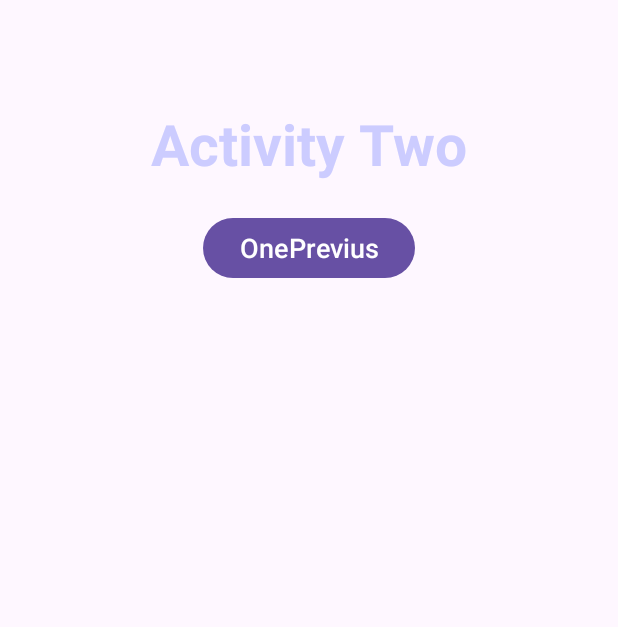
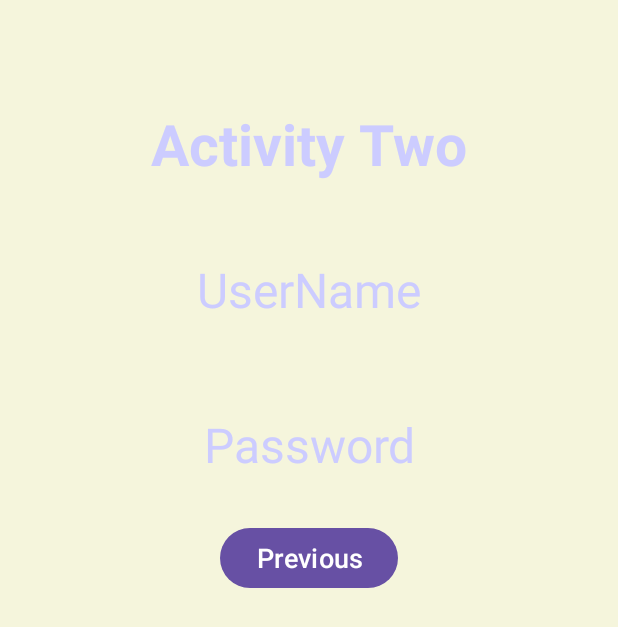
Before and after one commit to Pheakdey-Doeurn/learncodeandroidstudio, an Android app: the OneIntentMultiActivity screen opened directly, with no data from a screen before it, on a phone screen of 412 x 824 dp. Shown: the top 627 px of the screen. Run offline under Robolectric (Android 15) with nearby library versions, the phone set to English and light mode, and no system bars; 3 statements that could not run were skipped.

Commit message:
Update New

```diff
--- a/app/src/main/java/com/example/practicenewapp/OneIntentMultiActivity.java
+++ b/app/src/main/java/com/example/practicenewapp/OneIntentMultiActivity.java
@@ -6,14 +6,40 @@ import android.content.Intent;
 import android.os.Bundle;
 import android.view.View;
 import android.widget.Button;
+import android.widget.TextView;
+import android.widget.Toast;
 
 public class OneIntentMultiActivity extends AppCompatActivity {
 
     Button btnPre;
+    TextView txtUsername,txtPass;
     @Override
     protected void onCreate(Bundle savedInstanceState) {
         super.onCreate(savedInstanceState);
         setContentView(R.layout.activity_one_intent_multi);
+
+        //get value from Intent Class
+        Intent getValue = getIntent();
+        String strName,strPass;
+
+        strName=getValue.getStringExtra("KeyUname");
+        strPass=getValue.getStringExtra("KeyUpass");
+
+        txtUsername.setText(strName);
+        txtPass.setText(strPass);
+
+        //Find Value in TextView
+        txtUsername = findViewById(R.id.txtUsername);
+        txtPass = findViewById(R.id.txtPass);
+
+        if(strName.equals("User001")&& strPass.equals("User@001")){
+            txtUsername.setText(strName);
+            txtPass.setText(strPass);
+        }else{
+            Toast.makeText(this, "User not Found", Toast.LENGTH_SHORT).show();
+            Intent i = new Intent(OneIntentMultiActivity.this,IntentMultiActivity.class);
+            startActivity(i);
+        }
         btnPre =  findViewById(R.id.btnPre);
         btnPre.setOnClickListener(new View.OnClickListener() {
             @Override
--- a/app/src/main/res/layout/activity_one_intent_multi.xml
+++ b/app/src/main/res/layout/activity_one_intent_multi.xml
@@ -5,6 +5,7 @@
     android:layout_width="match_parent"
     android:layout_height="match_parent"
     android:orientation="vertical"
+    android:background="@color/Beige"
     tools:context=".OneIntentMultiActivity">
 
     <TextView
@@ -19,14 +20,35 @@
         android:layout_marginTop="50dp"
         android:padding="20dp"
         />
+    <TextView
+        android:id="@+id/txtUsername"
+        android:layout_width="match_parent"
+        android:layout_height="wrap_content"
+        android:text="UserName"
+        android:textColor="@color/Bone"
+        android:gravity="center"
+        android:textSize="32sp"
+        android:layout_margin="20dp"
+        android:padding="10dp"
+        />
+    <TextView
+        android:id="@+id/txtPass"
+        android:layout_width="match_parent"
+        android:layout_height="wrap_content"
+        android:gravity="center"
+        android:text="Password"
+        android:textColor="@color/Bone"
+        android:textSize="32sp"
+        android:layout_margin="20dp"
+        android:padding="10dp"
+        />
     <Button
         android:id="@+id/btnPre"
         android:layout_width="wrap_content"
         android:layout_height="wrap_content"
         android:layout_gravity="center"
-        android:text="OnePrevius"
+        android:text="Previous"
         android:textSize="18sp"
-
         />
 
 </LinearLayout>
```
Also changed, not shown: app/src/main/java/com/example/practicenewapp/IntentMultiActivity.java (+7 -0 lines), app/src/main/res/layout/activity_intent_multi.xml (+18 -3 lines).
